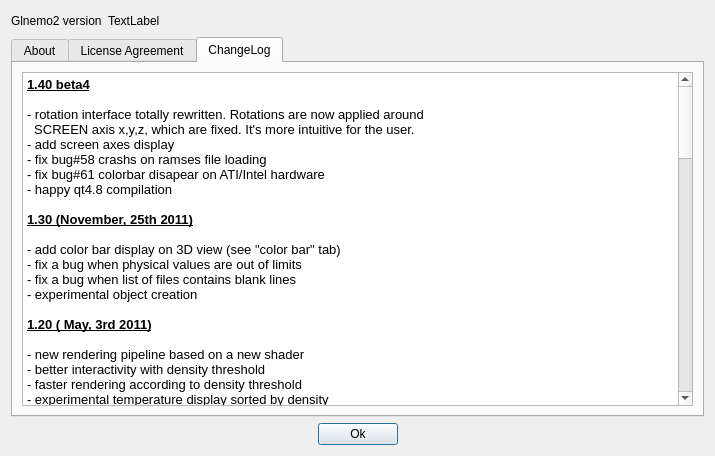
Before: the Qt Designer form src/formabout.ui in jcldc/glnemo2, drawn with Qt 5.
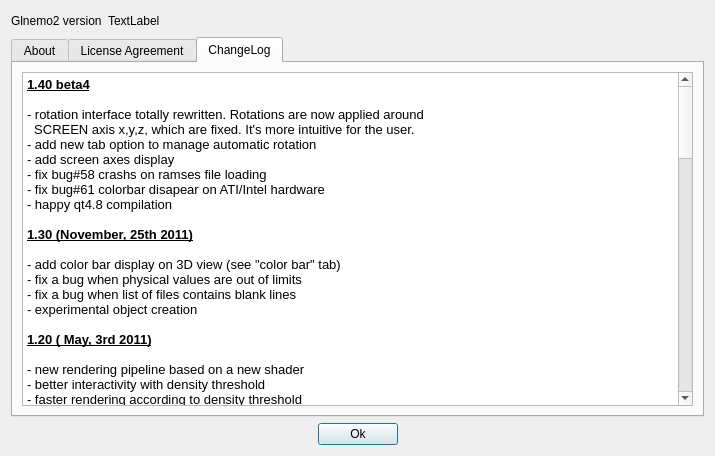
After: the same form once the commit is applied. Icons and pictures are not drawn.

The edit to the form file:
```diff
--- a/src/formabout.ui
+++ b/src/formabout.ui
@@ -1061,6 +1061,7 @@
 &lt;p style=&quot;-qt-paragraph-type:empty; margin-top:0px; margin-bottom:0px; margin-left:0px; margin-right:0px; -qt-block-indent:0; text-indent:0px; font-size:10pt;&quot;&gt;&lt;/p&gt;
 &lt;p style=&quot; margin-top:0px; margin-bottom:0px; margin-left:0px; margin-right:0px; -qt-block-indent:0; text-indent:0px;&quot;&gt;&lt;span style=&quot; font-size:10pt;&quot;&gt;- rotation interface totally rewritten. Rotations are now applied around&lt;/span&gt;&lt;/p&gt;
 &lt;p style=&quot; margin-top:0px; margin-bottom:0px; margin-left:0px; margin-right:0px; -qt-block-indent:0; text-indent:0px;&quot;&gt;&lt;span style=&quot; font-size:10pt;&quot;&gt;  SCREEN axis x,y,z, which are fixed. It's more intuitive for the user.&lt;/span&gt;&lt;/p&gt;
+&lt;p style=&quot; margin-top:0px; margin-bottom:0px; margin-left:0px; margin-right:0px; -qt-block-indent:0; text-indent:0px;&quot;&gt;&lt;span style=&quot; font-size:10pt;&quot;&gt;- add new tab option to manage automatic rotation&lt;/span&gt;&lt;/p&gt;
 &lt;p style=&quot; margin-top:0px; margin-bottom:0px; margin-left:0px; margin-right:0px; -qt-block-indent:0; text-indent:0px;&quot;&gt;&lt;span style=&quot; font-size:10pt;&quot;&gt;- add screen axes display&lt;/span&gt;&lt;/p&gt;
 &lt;p style=&quot; margin-top:0px; margin-bottom:0px; margin-left:0px; margin-right:0px; -qt-block-indent:0; text-indent:0px;&quot;&gt;&lt;span style=&quot; font-size:10pt;&quot;&gt;- fix bug#58 crashs on ramses file loading&lt;/span&gt;&lt;/p&gt;
 &lt;p style=&quot; margin-top:0px; margin-bottom:0px; margin-left:0px; margin-right:0px; -qt-block-indent:0; text-indent:0px;&quot;&gt;&lt;span style=&quot; font-size:10pt;&quot;&gt;- fix bug#61 colorbar disapear on ATI/Intel hardware&lt;/span&gt;&lt;/p&gt;
```
